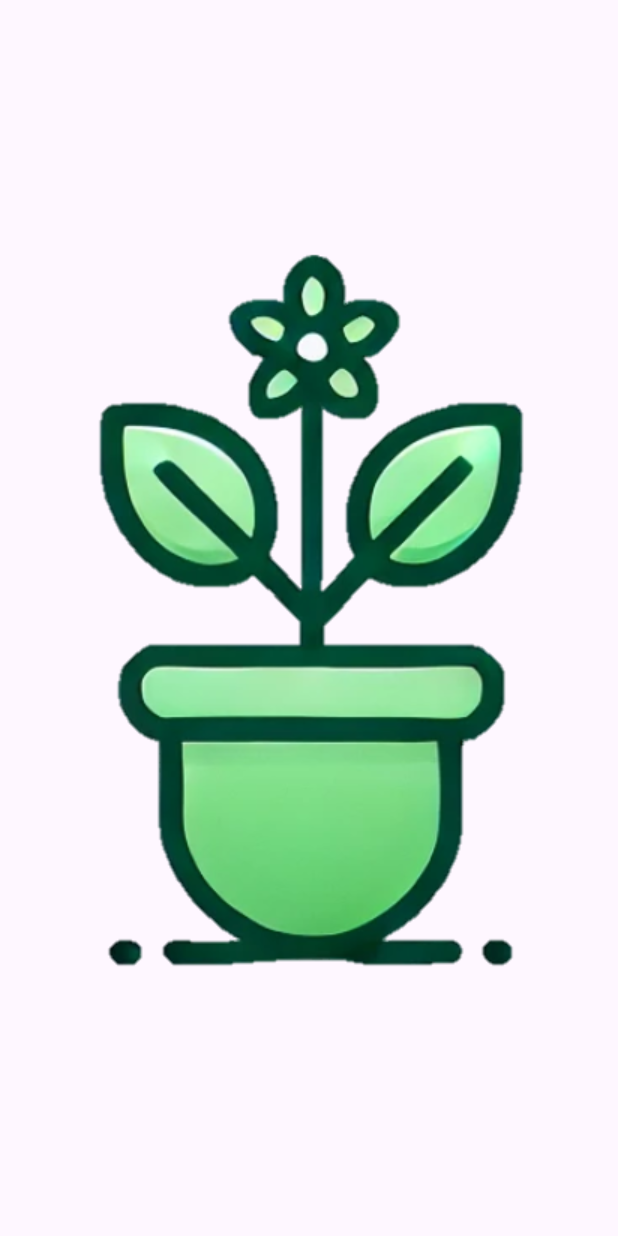
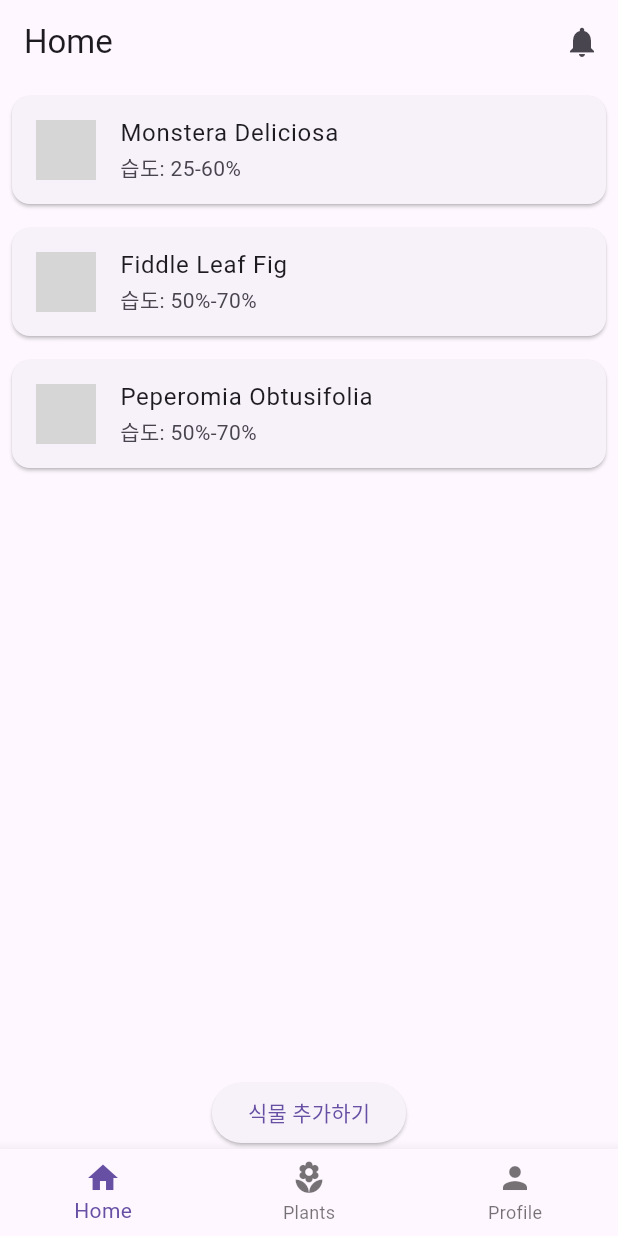
Before and after one commit to SeulGi0117/onekeyone, a Flutter app: the first screen one second after launch, on a phone screen of 412 x 824 dp. Run offline on Flutter 3.47's test engine with Material 3 defaults, Android fonts, the phone set to English and light mode, and no system bars; our stand-ins replace image_picker; grey boxes are pictures that could not be loaded.

Commit message:
#3 feat: 메인화면에서 plant 탭 누르면 게임화면으로 이동, 퀘스트 화면 추가. 식물 추가버튼 클릭시 식물 등록으로 넘어감

```diff
--- /dev/null
+++ b/lib/game_screens/quest_screen.dart
@@ -0,0 +1,84 @@
+import 'package:flutter/material.dart';
+
+class QuestScreen extends StatefulWidget {
+  @override
+  _QuestScreenState createState() => _QuestScreenState();
+}
+
+class _QuestScreenState extends State<QuestScreen> {
+  bool _showAllDailyQuests = false;
+  bool _showAllWeeklyQuests = false;
+
+  final List<String> dailyQuests = [
+    '아침 출석하기',
+    '물 주기',
+    '3시간 동안 햇빛 쬐기',
+    '상시 모니터링 확인하기',
+    '식물 성장 기록하기',
+    '영양제 주기',
+    '잎 닦아주기',
+    '온도 체크하기',
+  ];
+
+  final List<String> weeklyQuests = [
+    '물 5번 주기',
+    '10일 동안 건강한 상태 유지하기',
+    '일주일 동안 식물 행복하게 하기',
+    '새 화분으로 옮겨심기',
+    '친구에게 식물 자랑하기',
+    '식물 사진 찍기',
+    '식물 관련 책 읽기',
+    '식물 영양제 구매하기',
+  ];
+
+  Widget _buildQuestList(String title, List<String> quests, bool showAll, VoidCallback onTapMore) {
+    return Column(
+      crossAxisAlignment: CrossAxisAlignment.start,
+      children: [
+        Text(title, style: TextStyle(fontSize: 18, fontWeight: FontWeight.bold)),
+        ...quests.take(showAll ? quests.length : 4).map((quest) =>
+          CheckboxListTile(
+            title: Text(quest),
+            value: false,
+            onChanged: (bool? value) {},
+          )
+        ),
+        if (quests.length > 4 && !showAll)
+          TextButton(
+            child: Text('더보기'),
+            onPressed: onTapMore,
+          ),
+      ],
+    );
+  }
+
+  @override
+  Widget build(BuildContext context) {
+    return Scaffold(
+      appBar: AppBar(
+        title: Text('퀘스트'),
+      ),
+      body: SingleChildScrollView(
+        child: Padding(
+          padding: const EdgeInsets.all(16.0),
+          child: Column(
+            crossAxisAlignment: CrossAxisAlignment.start,
+            children: [
+              _buildQuestList('일일 퀘스트', dailyQuests, _showAllDailyQuests, () {
+                setState(() {
+                  _showAllDailyQuests = true;
+                });
+              }),
+              SizedBox(height: 20),
+              _buildQuestList('누적 퀘스트', weeklyQuests, _showAllWeeklyQuests, () {
+                setState(() {
+                  _showAllWeeklyQuests = true;
+                });
+              }),
+            ],
+          ),
+        ),
+      ),
+    );
+  }
+}
--- a/lib/main.dart
+++ b/lib/main.dart
@@ -1,5 +1,5 @@
 import 'package:flutter/material.dart';
-import 'plant_registration/plant_registration_page.dart'; // 경로 수정
+import 'screens/home_screen.dart';
 
 void main() {
   runApp(MyApp());
@@ -13,37 +13,7 @@ class MyApp extends StatelessWidget {
       theme: ThemeData(
         primarySwatch: Colors.green,
       ),
-      home: SplashScreen(),
+      home: HomeScreen(),
     );
   }
 }
-
-class SplashScreen extends StatefulWidget {
-  @override
-  _SplashScreenState createState() => _SplashScreenState();
-}
-
-class _SplashScreenState extends State<SplashScreen> {
-  @override
-  void initState() {
-    super.initState();
-    _navigateToPlantRegistration();
-  }
-
-  _navigateToPlantRegistration() async {
-    await Future.delayed(Duration(seconds: 3), () {});
-    Navigator.pushReplacement(
-      context,
-      MaterialPageRoute(builder: (context) => PlantRegistrationPage()),
-    );
-  }
-
-  @override
-  Widget build(BuildContext context) {
-    return Scaffold(
-      body: Center(
-        child: Image.asset('assets/images/logo.png'), // 로고 이미지 경로 설정
-      ),
-    );
-  }
-}
--- /dev/null
+++ b/lib/screens/home_screen.dart
@@ -0,0 +1,93 @@
+import 'package:flutter/material.dart';
+import '../game_screens/plant_game_screen.dart';
+import '../plant_registration/plant_registration_page.dart';
+
+class HomeScreen extends StatelessWidget {
+  final List<Map<String, dynamic>> plants = [
+    {'name': 'Monstera Deliciosa', 'humidity': '25-60%'},
+    {'name': 'Fiddle Leaf Fig', 'humidity': '50%-70%'},
+    {'name': 'Peperomia Obtusifolia', 'humidity': '50%-70%'},
+  ];
+
+  @override
+  Widget build(BuildContext context) {
+    return Scaffold(
+      appBar: AppBar(
+        title: Text('Home'),
+        actions: [
+          IconButton(
+            icon: Icon(Icons.notifications),
+            onPressed: () {
+              // 알림 기능 구현
+            },
+          ),
+        ],
+      ),
+      body: Column(
+        children: [
+          Expanded(
+            child: ListView.builder(
+              itemCount: plants.length,
+              itemBuilder: (context, index) {
+                return Card(
+                  margin: EdgeInsets.all(8),
+                  child: ListTile(
+                    leading: CircleAvatar(
+                      backgroundImage: AssetImage('assets/plant_placeholder.png'),
+                    ),
+                    title: Text(plants[index]['name']),
+                    subtitle: Text('습도: ${plants[index]['humidity']}'),
+                    onTap: () {
+                      Navigator.push(
+                        context,
+                        MaterialPageRoute(
+                          builder: (context) => PlantGameScreen(
+                            plantName: plants[index]['name'],
+                            coins: 300,
+                          ),
+                        ),
+                      );
+                    },
+                  ),
+                );
+              },
+            ),
+          ),
+          ElevatedButton(
+            child: Text('식물 추가하기'),
+            onPressed: () {
+              // 식물 등록 페이지로 이동
+              Navigator.push(
+                context,
+                MaterialPageRoute(builder: (context) => PlantRegistrationPage()),
+              );
+            },
+          ),
+        ],
+      ),
+      bottomNavigationBar: BottomNavigationBar(
+        items: [
+          BottomNavigationBarItem(icon: Icon(Icons.home), label: 'Home'),
+          BottomNavigationBarItem(icon: Icon(Icons.local_florist), label: 'Plants'),
+          BottomNavigationBarItem(icon: Icon(Icons.person), label: 'Profile'),
+        ],
+        onTap: (index) {
+          if (index == 1) {
+            // Plants 탭을 눌렀을 때 첫 번째 식물의 게임 화면으로 이동
+            if (plants.isNotEmpty) {
+              Navigator.push(
+                context,
+                MaterialPageRoute(
+                  builder: (context) => PlantGameScreen(
+                    plantName: plants[0]['name'],
+                    coins: 300,
+                  ),
+                ),
+              );
+            }
+          }
+        },
+      ),
+    );
+  }
+}
```
Also changed, not shown: lib/game_screens/plant_game_screen.dart (added, +100 -0 lines), 3 other files.
